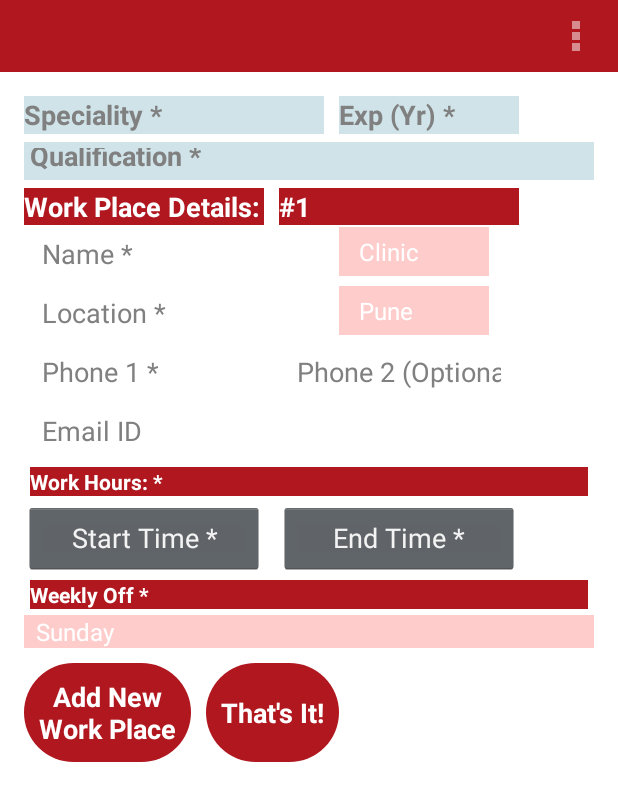
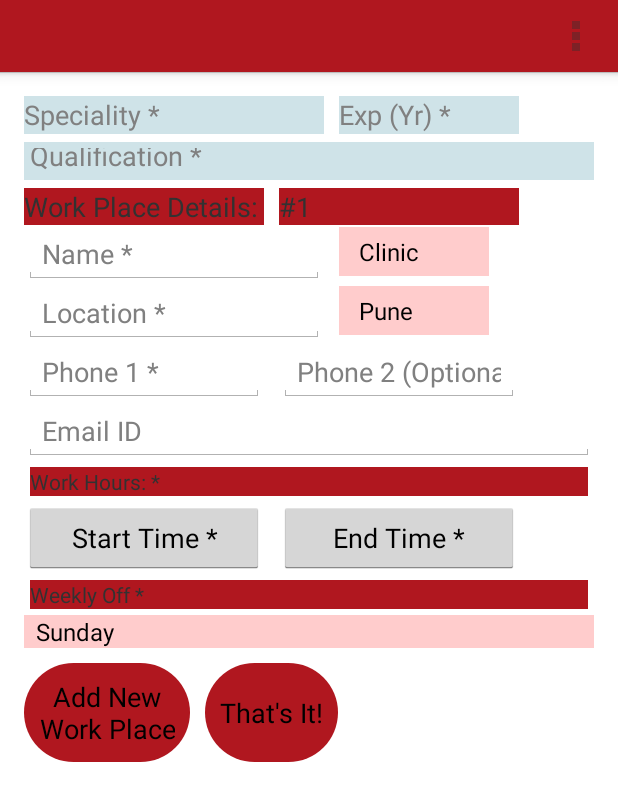
Before and after one commit to ambey/MobApp, an Android app: the AddWorkPlaceActivity screen opened directly, with no data from a screen before it, on a phone screen of 412 x 824 dp. Shown: the top 801 px of the screen. Run offline under Robolectric (Android 15) with nearby library versions, the phone set to English and light mode, and no system bars.

Commit message:
Theme changed from Dark to Light

```diff
--- a/app/src/main/res/layout/activity_add_workplace.xml
+++ b/app/src/main/res/layout/activity_add_workplace.xml
@@ -17,8 +17,8 @@
         android:hint="Speciality *"
         android:background="@drawable/text"
         android:inputType="textAutoComplete"
-        android:textSize="18dp"
-        android:textStyle="bold" />
+        android:textSize="18dp"/>
+
     <EditText
         android:id="@+id/editTextExperience"
         android:layout_width="120dp"
@@ -30,7 +30,6 @@
         android:hint="Exp (Yr) *"
         android:background="@drawable/text"
         android:textSize="18dp"
-        android:textStyle="bold"
         android:inputType="number"/>
 
 
@@ -44,8 +43,7 @@
         android:padding="4dp"
         android:hint="Qualification *"
         android:background="@drawable/text"
-        android:textSize="18dp"
-        android:textStyle="bold"/>
+        android:textSize="18dp"/>
 
 
 
@@ -58,9 +56,7 @@
         android:text="@string/work_place_details"
         android:background="@drawable/label"
         android:layout_marginTop="5dp"
-        android:textColor="#fff"
-        android:textSize="18dp"
-        android:textStyle="bold" />
+        android:textSize="18dp"/>
 
     <TextView
         android:id="@+id/viewWorkPlaceCount"
@@ -74,9 +70,7 @@
         android:layout_marginLeft="10dp"
         android:text="#1"
         android:background="@drawable/label"
-        android:textColor="#fff"
-        android:textSize="18sp"
-        android:textStyle="bold" />
+        android:textSize="18sp"/>
 
     <ProgressBar
         android:id="@+id/progressView"
@@ -102,7 +96,7 @@
                 android:layout_width="200dp"
                 android:layout_height="wrap_content"
                 android:hint="Name *"
-                android:inputType="textAutoComplete" />
+                android:inputType="textAutoComplete"/>
 
             <Spinner
                 android:id="@+id/viewWorkPlaceType"
@@ -123,7 +117,7 @@
                 android:layout_height="wrap_content"
                 android:layout_below="@+id/editTextName"
                 android:hint="Location *"
-                android:inputType="textAutoComplete" />
+                android:inputType="textAutoComplete"/>
 
             <Spinner
                 android:id="@+id/editTextCity"
@@ -144,7 +138,7 @@
                 android:layout_height="wrap_content"
                 android:layout_below="@+id/editTextLoc"
                 android:hint="Phone 1 *"
-                android:inputType="phone" />
+                android:inputType="phone"/>
 
             <EditText
                 android:id="@+id/editTextPhone2"
@@ -154,7 +148,7 @@
                 android:layout_marginLeft="10dp"
                 android:layout_toRightOf="@id/editTextPhone1"
                 android:hint="Phone 2 (Optional)"
-                android:inputType="phone" />
+                android:inputType="phone"/>
 
             <EditText
                 android:id="@+id/editTextEmail"
@@ -162,7 +156,7 @@
                 android:layout_height="wrap_content"
                 android:layout_below="@+id/editTextPhone1"
                 android:hint="Email ID"
-                android:inputType="textEmailAddress" />
+                android:inputType="textEmailAddress"/>
 
             <TextView
                 android:id="@+id/viewWorkHrsLbl"
@@ -171,9 +165,7 @@
                 android:layout_below="@id/editTextEmail"
                 android:layout_margin="4dp"
                 android:text="@string/work_hrs"
-                android:background="@drawable/label"
-                android:textColor="#fff"
-                android:textStyle="bold" />
+                android:background="@drawable/label"/>
 
             <Button
                 android:id="@+id/buttonStartTime"
@@ -200,9 +192,7 @@
                 android:layout_height="wrap_content"
                 android:layout_margin="4dp"
                 android:text="@string/weekly_off"
-                android:background="@drawable/label"
-                android:textColor="#fff"
-                android:textStyle="bold" />
+                android:background="@drawable/label"/>
 
             <Spinner
                 android:id="@+id/editTextWeeklyOff"
@@ -221,8 +211,6 @@
                 android:layout_marginTop="10dp"
                 android:padding="10dp"
                 android:background="@drawable/button"
-                android:textColor="#fff"
-                android:textStyle="bold"
                 android:onClick="addNewWorkPlace"
                 android:text="@string/add_new_work_place" />
 
@@ -236,8 +224,6 @@
                 android:layout_marginLeft="10dp"
                 android:padding="10dp"
                 android:background="@drawable/button"
-                android:textColor="#fff"
-                android:textStyle="bold"
                 android:onClick="registerDone"
                 android:text="@string/thats_it" />
 
--- a/app/src/main/res/layout/activity_main.xml
+++ b/app/src/main/res/layout/activity_main.xml
@@ -23,6 +23,7 @@
             android:layout_height="100dp"
             android:layout_marginRight="30dp"
             android:background="@drawable/button"
+            android:textColor="#fff"
             android:onClick="showMedicoHome"
             android:text="Medico" />
 
@@ -31,6 +32,7 @@
             android:layout_height="100dp"
             android:layout_marginRight="30dp"
             android:background="@drawable/button"
+            android:textColor="#fff"
             android:enabled="false"
             android:text="Travel" />
 
--- a/app/src/main/res/menu/menu_sign_up.xml
+++ b/app/src/main/res/menu/menu_sign_up.xml
@@ -4,9 +4,4 @@
     tools:context="com.extenprise.mapp.service.activity.SignUpActivity">
     <item android:id="@+id/action_settings" android:title="@string/action_settings"
         android:orderInCategory="100" app:showAsAction="never" />
-    <item android:icon="@drawable/abc_ic_ab_back_mtrl_am_alpha"
-        android:enabled="true" android:id="@+id/action_back"
-        android:layout_alignParentLeft="true"
-        android:orderInCategory="100" android:title="Back"
-        app:showAsAction="ifRoom" />
 </menu>
--- a/app/src/main/res/values-v11/styles.xml
+++ b/app/src/main/res/values-v11/styles.xml
@@ -1,19 +1,48 @@
+<?xml version="1.0" encoding="utf-8"?>
 <resources >
 
     <!-- Base application theme. -->
-    <style name="AppTheme" parent="android:Theme.Holo">
+    <style name="AppTheme" parent="@android:style/Theme.Holo.Light">
         <!-- Customize your theme here. -->
         <item name="android:actionBarStyle">@style/MyActionBar</item>
+        <!--<item name="android:actionBarTabStyle">@style/MyActionBarTabs</item>-->
         <item name="android:homeAsUpIndicator">@drawable/ic_arrow_back_white_24dp</item>
         <item name="homeAsUpIndicator">@drawable/ic_arrow_back_white_24dp</item>
+        <!--<item name="android:buttonStyle">@style/MyButton</item>-->
     </style>
 
     <!-- ActionBar styles -->
     <style name="MyActionBar"
-        parent="@android:style/Widget.Holo.ActionBar">
+        parent="@android:style/Widget.Holo.Light.ActionBar">
         <item name="android:background">@color/actionbar_bg</item>
         <item name="android:displayOptions">useLogo</item>
         <item name="displayOptions">useLogo</item>
     </style>
 
+    <!--
+        <style name="MyActionBarTabs"
+            parent="@style/Widget.AppCompat.ActionBar.TabView">
+            &lt;!&ndash; tab indicator &ndash;&gt;
+            <item name="android:background">@drawable/actionbar_tab_indicator</item>
+
+            &lt;!&ndash; Support library compatibility &ndash;&gt;
+            <item name="background">@drawable/actionbar_tab_indicator</item>
+        </style>
+    -->
+
+    <style name="MyButton">
+        <item name="android:background">@drawable/button</item>
+        <item name="android:textStyle">bold</item>
+        <item name="android:textColor">#fff</item>
+    </style>
+
+    <style name="TextLight">
+        <item name="android:textColor">#fff</item>
+        <item name="android:textStyle">bold</item>
+    </style>
+
+    <style name="TextDark">
+        <item name="android:textStyle">bold</item>
+        <item name="android:textColor">#000</item>
+    </style>
 </resources>
--- a/app/src/main/res/values-v13/styles.xml
+++ b/app/src/main/res/values-v13/styles.xml
@@ -1,26 +1,48 @@
+<?xml version="1.0" encoding="utf-8"?>
 <resources >
 
     <!-- Base application theme. -->
-    <style name="AppTheme" parent="android:Theme.Holo">
+    <style name="AppTheme" parent="@android:style/Theme.Holo.Light">
         <!-- Customize your theme here. -->
         <item name="android:actionBarStyle">@style/MyActionBar</item>
-        <item name="android:actionBarTabStyle">@style/MyActionBarTabs</item>
+        <!--<item name="android:actionBarTabStyle">@style/MyActionBarTabs</item>-->
         <item name="android:homeAsUpIndicator">@drawable/ic_arrow_back_white_24dp</item>
         <item name="homeAsUpIndicator">@drawable/ic_arrow_back_white_24dp</item>
+        <!--<item name="android:buttonStyle">@style/MyButton</item>-->
     </style>
 
     <!-- ActionBar styles -->
     <style name="MyActionBar"
-        parent="@android:style/Widget.Holo.ActionBar">
+        parent="@android:style/Widget.Holo.Light.ActionBar">
         <item name="android:background">@color/actionbar_bg</item>
         <item name="android:displayOptions">useLogo</item>
         <item name="displayOptions">useLogo</item>
     </style>
 
-    <style name="MyActionBarTabs"
-        parent="@android:style/Widget.Holo.ActionBar.TabView">
-        <!-- tab indicator -->
-        <item name="android:background">@drawable/actionbar_tab_indicator</item>
+    <!--
+        <style name="MyActionBarTabs"
+            parent="@style/Widget.AppCompat.ActionBar.TabView">
+            &lt;!&ndash; tab indicator &ndash;&gt;
+            <item name="android:background">@drawable/actionbar_tab_indicator</item>
+
+            &lt;!&ndash; Support library compatibility &ndash;&gt;
+            <item name="background">@drawable/actionbar_tab_indicator</item>
+        </style>
+    -->
+
+    <style name="MyButton">
+        <item name="android:background">@drawable/button</item>
+        <item name="android:textStyle">bold</item>
+        <item name="android:textColor">#fff</item>
     </style>
 
+    <style name="TextLight">
+        <item name="android:textColor">#fff</item>
+        <item name="android:textStyle">bold</item>
+    </style>
+
+    <style name="TextDark">
+        <item name="android:textStyle">bold</item>
+        <item name="android:textColor">#000</item>
+    </style>
 </resources>
--- a/app/src/main/res/values/styles.xml
+++ b/app/src/main/res/values/styles.xml
@@ -1,28 +1,48 @@
+<?xml version="1.0" encoding="utf-8"?>
 <resources >
 
     <!-- Base application theme. -->
-    <style name="AppTheme" parent="@style/Theme.AppCompat">
+    <style name="AppTheme" parent="@android:style/Theme.Holo.Light">
         <!-- Customize your theme here. -->
         <item name="android:actionBarStyle">@style/MyActionBar</item>
-        <item name="android:actionBarTabStyle">@style/MyActionBarTabs</item>
+        <!--<item name="android:actionBarTabStyle">@style/MyActionBarTabs</item>-->
         <item name="android:homeAsUpIndicator">@drawable/ic_arrow_back_white_24dp</item>
         <item name="homeAsUpIndicator">@drawable/ic_arrow_back_white_24dp</item>
+        <!--<item name="android:buttonStyle">@style/MyButton</item>-->
     </style>
 
     <!-- ActionBar styles -->
     <style name="MyActionBar"
-        parent="@android:style/Widget.Holo.ActionBar">
+        parent="@android:style/Widget.Holo.Light.ActionBar">
         <item name="android:background">@color/actionbar_bg</item>
         <item name="android:displayOptions">useLogo</item>
         <item name="displayOptions">useLogo</item>
     </style>
 
-    <style name="MyActionBarTabs"
-        parent="@style/Widget.AppCompat.ActionBar.TabView">
-        <!-- tab indicator -->
-        <item name="android:background">@drawable/actionbar_tab_indicator</item>
+    <!--
+        <style name="MyActionBarTabs"
+            parent="@style/Widget.AppCompat.ActionBar.TabView">
+            &lt;!&ndash; tab indicator &ndash;&gt;
+            <item name="android:background">@drawable/actionbar_tab_indicator</item>
 
-        <!-- Support library compatibility -->
-        <item name="background">@drawable/actionbar_tab_indicator</item>
+            &lt;!&ndash; Support library compatibility &ndash;&gt;
+            <item name="background">@drawable/actionbar_tab_indicator</item>
+        </style>
+    -->
+
+    <style name="MyButton">
+        <item name="android:background">@drawable/button</item>
+        <item name="android:textStyle">bold</item>
+        <item name="android:textColor">#fff</item>
+    </style>
+
+    <style name="TextLight">
+        <item name="android:textColor">#fff</item>
+        <item name="android:textStyle">bold</item>
+    </style>
+
+    <style name="TextDark">
+        <item name="android:textStyle">bold</item>
+        <item name="android:textColor">#000</item>
     </style>
 </resources>
```
Also changed, not shown: app/src/main/AndroidManifest.xml (+10 -2 lines), app/src/main/res/layout/activity_add_speciality.xml (+2 -14 lines), app/src/main/res/layout/activity_login.xml (+2 -5 lines), app/src/main/res/layout/activity_search_doctor.xml (+5 -6 lines).
